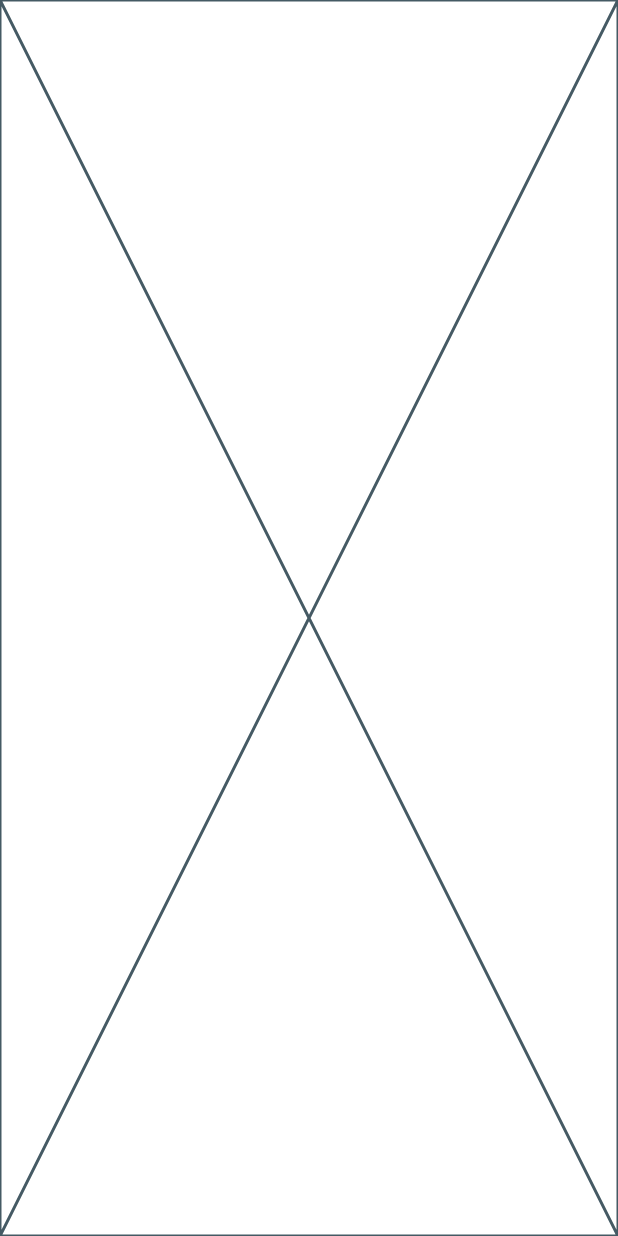
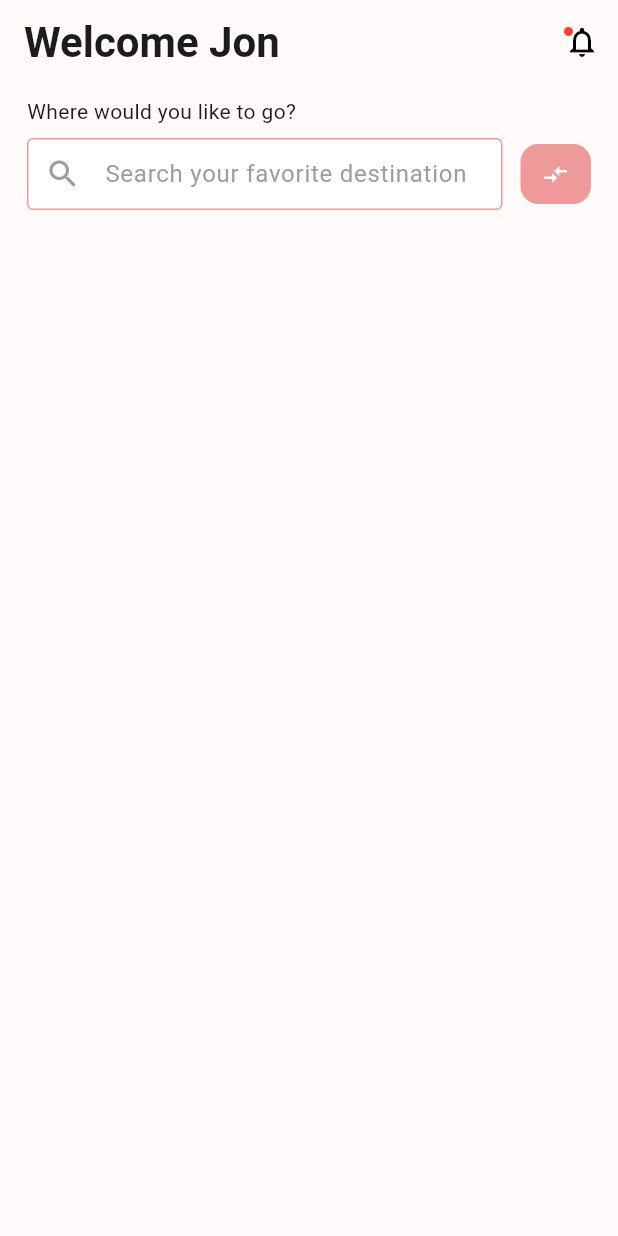
Before and after one commit to SertacN/flutter-screen-coding-projects, a Flutter app: the screen it shows after launch, on a phone screen of 412 x 824 dp. Run offline on Flutter 3.47's test engine with Material 3 defaults, Android fonts, the phone set to English and light mode, and no system bars.

Commit message:
update signup theme, travel mobile app search bar done

```diff
--- a/sign_up_page/lib/feature/sign_up_colors.dart
+++ b/sign_up_page/lib/feature/sign_up_colors.dart
@@ -5,4 +5,6 @@ final class SignUpColors extends Color {
   SignUpColors.grey() : super(Colors.grey[700]?.value ?? Colors.grey.value);
   SignUpColors.deepPurple() : super(Colors.deepPurple.value);
   SignUpColors.blue() : super(Colors.blue[700]?.value ?? Colors.blue.value);
+  SignUpColors.darkGrey()
+      : super(Colors.grey[850]?.value ?? Colors.black.value);
 }
--- a/sign_up_page/lib/feature/sign_up_view.dart
+++ b/sign_up_page/lib/feature/sign_up_view.dart
@@ -87,7 +87,8 @@ class _SigUpViewState extends State<SigUpView> with SignUpControllerMixin {
   IconButton _backButton() {
     return IconButton(
         style: ButtonStyle(
-            backgroundColor: MaterialStatePropertyAll(Colors.grey[850])),
+            backgroundColor:
+                MaterialStatePropertyAll(context.colorScheme.onSecondary)),
         onPressed: () {},
         icon: const Icon(Icons.arrow_back_ios_outlined));
   }
--- /dev/null
+++ b/sign_up_page/lib/feature/theme/custom_theme.dart
@@ -0,0 +1,12 @@
+import 'package:flutter/material.dart';
+import 'package:sign_up_page/feature/sign_up_colors.dart';
+
+class CustomDarkTheme {
+  final ThemeData themeData = ThemeData.dark().copyWith(
+      colorScheme: ColorScheme.light(
+    secondary: SignUpColors.blue(),
+    primary: SignUpColors.deepPurple(),
+    onBackground: SignUpColors.grey(),
+    onSecondary: SignUpColors.darkGrey(),
+  ));
+}
--- a/sign_up_page/lib/feature/widgets/sign_up_have_account.dart
+++ b/sign_up_page/lib/feature/widgets/sign_up_have_account.dart
@@ -13,7 +13,7 @@ class _SignUpHaveAccount extends StatelessWidget {
           TextSpan(
               text: SignUpKeys.signIn,
               style: context.textTheme.titleMedium
-                  ?.copyWith(color: SignUpColors.blue()))
+                  ?.copyWith(color: context.colorScheme.secondary))
         ])),
       ),
     );
--- a/sign_up_page/lib/feature/widgets/sign_up_textfield.dart
+++ b/sign_up_page/lib/feature/widgets/sign_up_textfield.dart
@@ -32,15 +32,17 @@ class SignUpTextField extends StatelessWidget {
         children: [
           Text(_title,
               style: context.textTheme.titleMedium
-                  ?.copyWith(color: SignUpColors.grey())),
+                  ?.copyWith(color: context.colorScheme.onBackground)),
           TextField(
             textInputAction: TextInputAction.next,
             controller: _controller,
             keyboardType: _keyboardType,
             obscureText: _visiblePassword,
             decoration: InputDecoration(
-              prefixIcon: Icon(_prefixIcon, color: SignUpColors.grey()),
-              suffixIcon: Icon(_suffixIcon, color: SignUpColors.grey()),
+              prefixIcon:
+                  Icon(_prefixIcon, color: context.colorScheme.onBackground),
+              suffixIcon:
+                  Icon(_suffixIcon, color: context.colorScheme.onBackground),
             ),
           ),
         ],
--- a/sign_up_page/lib/main.dart
+++ b/sign_up_page/lib/main.dart
@@ -1,5 +1,6 @@
 import 'package:flutter/material.dart';
 import 'package:sign_up_page/feature/sign_up_view.dart';
+import 'package:sign_up_page/feature/theme/custom_theme.dart';
 
 void main() => runApp(const MyApp());
 
@@ -9,7 +10,7 @@ class MyApp extends StatelessWidget {
   @override
   Widget build(BuildContext context) {
     return MaterialApp(
-        theme: ThemeData.dark(),
+        theme: CustomDarkTheme().themeData,
         title: 'Sign Up Page',
         home: const SigUpView());
   }
--- /dev/null
+++ b/travel_mobile_app/lib/feature/theme/custom_theme.dart
@@ -0,0 +1,12 @@
+import 'package:flutter/material.dart';
+import 'package:travel_mobile_app/feature/travel_mobile_color.dart';
+
+class CustomLightTheme {
+  final ThemeData themeData = ThemeData.light().copyWith(
+      colorScheme: ColorScheme.light(
+    error: TravelColor.red(),
+    primary: TravelColor.lightRed(),
+    onBackground: TravelColor.lightPink(),
+    onSecondary: TravelColor.grey(),
+  ));
+}
--- /dev/null
+++ b/travel_mobile_app/lib/feature/travel_mobile_color.dart
@@ -0,0 +1,9 @@
+import 'package:flutter/material.dart';
+
+@immutable
+final class TravelColor extends Color {
+  TravelColor.red() : super(Colors.red.value);
+  TravelColor.lightRed() : super(Colors.red[200]?.value ?? Colors.red.value);
+  TravelColor.grey() : super(Colors.grey.value);
+  TravelColor.lightPink() : super(const Color(0xffFEFAF9).value);
+}
--- /dev/null
+++ b/travel_mobile_app/lib/feature/travel_mobile_controller_mixin.dart
@@ -0,0 +1,12 @@
+import 'package:flutter/material.dart';
+import 'package:travel_mobile_app/feature/travel_mobile_view.dart';
+
+mixin TravelMobileControllerMixin on State<TravelMobileView> {
+  final TextEditingController searchBarController = TextEditingController();
+
+  @override
+  void dispose() {
+    super.dispose();
+    searchBarController.dispose();
+  }
+}
--- /dev/null
+++ b/travel_mobile_app/lib/feature/travel_mobile_enum.dart
@@ -0,0 +1,42 @@
+import 'package:flutter/material.dart';
+
+enum PositionKeys {
+  top(14),
+  right(30);
+
+  final double value;
+
+  const PositionKeys(this.value);
+
+  double get topPosition => value;
+  double get rightPosition => value;
+}
+
+enum TravelMobilePadding {
+  low(3),
+  medium(8),
+  hight(18),
+  side(12);
+
+  final double value;
+
+  const TravelMobilePadding(this.value);
+
+  EdgeInsets get paddingAll => EdgeInsets.all(value);
+  EdgeInsets get paddingHorizontal => EdgeInsets.symmetric(horizontal: value);
+  EdgeInsets get paddingVertical => EdgeInsets.symmetric(vertical: value);
+  EdgeInsets get paddingRight => EdgeInsets.only(right: value);
+  EdgeInsets get paddingLeft => EdgeInsets.only(left: value);
+}
+
+enum TravelBorderRadiusSize {
+  low(12),
+  medium(24),
+  hight(32);
+
+  final double value;
+
+  const TravelBorderRadiusSize(this.value);
+
+  BorderRadius get borderRadiusAll => BorderRadius.all(Radius.circular(value));
+}
--- /dev/null
+++ b/travel_mobile_app/lib/feature/travel_mobile_icon_manager.dart
@@ -0,0 +1,12 @@
+import 'package:flutter/material.dart';
+
+final class TravelMobileIconManager {
+  TravelMobileIconManager._();
+
+  static final TravelMobileIconManager _instance = TravelMobileIconManager._();
+  static TravelMobileIconManager get instance => _instance;
+
+  final Icon notificationIcon = const Icon(Icons.notifications_none_outlined);
+  final IconData searchIcon = Icons.search_outlined;
+  final IconData compareIcon = Icons.compare_arrows_outlined;
+}
--- /dev/null
+++ b/travel_mobile_app/lib/feature/travel_mobile_keys.dart
@@ -0,0 +1,10 @@
+import 'package:flutter/material.dart';
+
+@immutable
+final class TravelMobileKeys {
+  const TravelMobileKeys._();
+
+  static const String welcomeTitle = 'Welcome Jon';
+  static const String searchTitle = 'Where would you like to go?';
+  static const String searchHintText = 'Search your favorite destination';
+}
--- /dev/null
+++ b/travel_mobile_app/lib/feature/travel_mobile_view.dart
@@ -0,0 +1,44 @@
+import 'package:flutter/material.dart';
+import 'package:travel_mobile_app/core/extension/context_extension.dart';
+import 'package:travel_mobile_app/feature/travel_mobile_controller_mixin.dart';
+import 'package:travel_mobile_app/feature/travel_mobile_enum.dart';
+import 'package:travel_mobile_app/feature/travel_mobile_icon_manager.dart';
+import 'package:travel_mobile_app/feature/travel_mobile_keys.dart';
+
+part 'widgets/travel_mobile_notification.dart';
+part 'widgets/travel_search_title.dart';
+part 'widgets/travel_searchbar_with_icon.dart';
+
+class TravelMobileView extends StatefulWidget {
+  const TravelMobileView({super.key});
+
+  @override
+  State<TravelMobileView> createState() => _TravelMobilViewState();
+}
+
+class _TravelMobilViewState extends State<TravelMobileView>
+    with TravelMobileControllerMixin {
+  @override
+  Widget build(BuildContext context) {
+    return Scaffold(
+      backgroundColor: context.colorScheme.onBackground,
+      appBar: AppBar(
+        backgroundColor: context.colorScheme.onBackground,
+        title: const Text(TravelMobileKeys.welcomeTitle),
+        titleTextStyle: context.textTheme.headlineMedium
+            ?.copyWith(fontWeight: FontWeight.bold),
+        actions: const [_TravelMobileNotification()],
+      ),
+      body: Padding(
+        padding: TravelMobilePadding.hight.paddingHorizontal,
+        child: Column(
+          crossAxisAlignment: CrossAxisAlignment.start,
+          children: [
+            const _TravelSearchTitle(title: TravelMobileKeys.searchTitle),
+            _TravelSearchBarWithIcon(controller: searchBarController),
+          ],
+        ),
+      ),
+    );
+  }
+}
--- /dev/null
+++ b/travel_mobile_app/lib/feature/widgets/travel_mobile_notification.dart
@@ -0,0 +1,22 @@
+part of '../travel_mobile_view.dart';
+
+class _TravelMobileNotification extends StatelessWidget {
+  const _TravelMobileNotification();
+
+  @override
+  Widget build(BuildContext context) {
+    return Stack(children: [
+      Positioned(
+          top: PositionKeys.top.topPosition,
+          right: PositionKeys.right.rightPosition,
+          child: Container(
+            padding: TravelMobilePadding.low.paddingAll,
+            decoration: BoxDecoration(
+                color: context.colorScheme.error, shape: BoxShape.circle),
+          )),
+      IconButton(
+          onPressed: () {},
+          icon: TravelMobileIconManager.instance.notificationIcon),
+    ]);
+  }
+}
--- /dev/null
+++ b/travel_mobile_app/lib/feature/widgets/travel_search_title.dart
@@ -0,0 +1,15 @@
+part of '../travel_mobile_view.dart';
+
+class _TravelSearchTitle extends StatelessWidget {
+  const _TravelSearchTitle({title}) : _title = title;
+
+  final String _title;
+
+  @override
+  Widget build(BuildContext context) {
+    return Padding(
+      padding: TravelMobilePadding.medium.paddingVertical,
+      child: Text(_title),
+    );
+  }
+}
--- /dev/null
+++ b/travel_mobile_app/lib/feature/widgets/travel_searchbar_with_icon.dart
@@ -0,0 +1,79 @@
+part of '../travel_mobile_view.dart';
+
+class _TravelSearchBarWithIcon extends StatelessWidget {
+  const _TravelSearchBarWithIcon({required controller})
+      : _controller = controller;
+
+  final TextEditingController _controller;
+
+  @override
+  Widget build(BuildContext context) {
+    return Row(
+      children: [
+        Expanded(
+          flex: 7,
+          child: Padding(
+            padding: TravelMobilePadding.side.paddingRight,
+            child: _SearchBarTextField(controller: _controller),
+          ),
+        ),
+        const Expanded(
+          flex: 1,
+          child: _CompareIcon(),
+        ),
+      ],
+    );
+  }
+}
+
+class _CompareIcon extends StatelessWidget {
+  const _CompareIcon();
+
+  @override
+  Widget build(BuildContext context) {
+    return OutlinedButton(
+        style: OutlinedButton.styleFrom(
+            padding: TravelMobilePadding.medium.paddingHorizontal,
+            side: BorderSide.none,
+            backgroundColor: context.colorScheme.primary,
+            shape: RoundedRectangleBorder(
+                borderRadius: TravelBorderRadiusSize.low.borderRadiusAll)),
+        onPressed: () {},
+        child: Icon(
+          TravelMobileIconManager.instance.compareIcon,
+          color: context.colorScheme.background,
+        ));
+  }
+}
+
+class _SearchBarTextField extends StatelessWidget {
+  const _SearchBarTextField({required TextEditingController controller})
+      : _controller = controller;
+
+  final TextEditingController _controller;
+
+  @override
+  Widget build(BuildContext context) {
+    return TextField(
+      keyboardType: TextInputType.text,
+      controller: _controller,
+      decoration: InputDecoration(
+        fillColor: context.colorScheme.background,
+        filled: true,
+        hintText: TravelMobileKeys.searchHintText,
+        hintStyle: TextStyle(color: context.colorScheme.onSecondary),
+        contentPadding: TravelMobilePadding.medium.paddingVertical,
+        prefixIcon: Icon(
+          TravelMobileIconManager.instance.searchIcon,
+          color: context.colorScheme.onSecondary,
+        ),
+        enabledBorder: OutlineInputBorder(
+          borderSide: BorderSide(color: context.colorScheme.primary),
+        ),
+        focusedBorder: OutlineInputBorder(
+          borderSide: BorderSide(color: context.colorScheme.primary),
+        ),
+      ),
+    );
+  }
+}
--- a/travel_mobile_app/lib/main.dart
+++ b/travel_mobile_app/lib/main.dart
@@ -1,4 +1,6 @@
 import 'package:flutter/material.dart';
+import 'package:travel_mobile_app/feature/theme/custom_theme.dart';
+import 'package:travel_mobile_app/feature/travel_mobile_view.dart';
 
 void main() => runApp(const MyApp());
 
@@ -7,9 +9,10 @@ class MyApp extends StatelessWidget {
 
   @override
   Widget build(BuildContext context) {
-    return const MaterialApp(
+    return MaterialApp(
+      theme: CustomLightTheme().themeData,
       title: 'Travel Mobil App',
-      home: Placeholder(),
+      home: const TravelMobileView(),
     );
   }
 }
```
